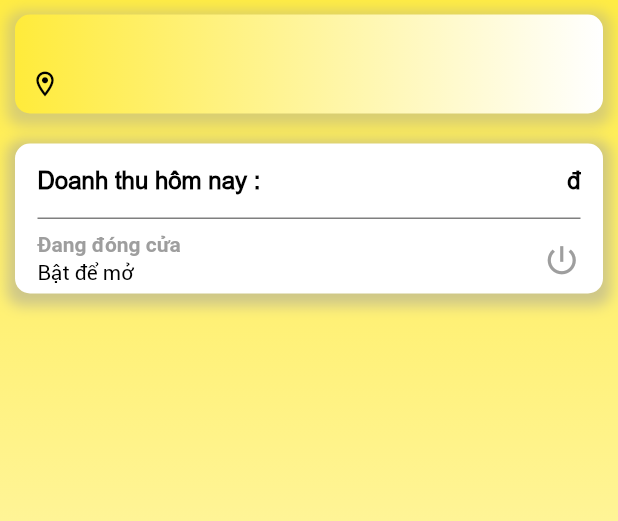
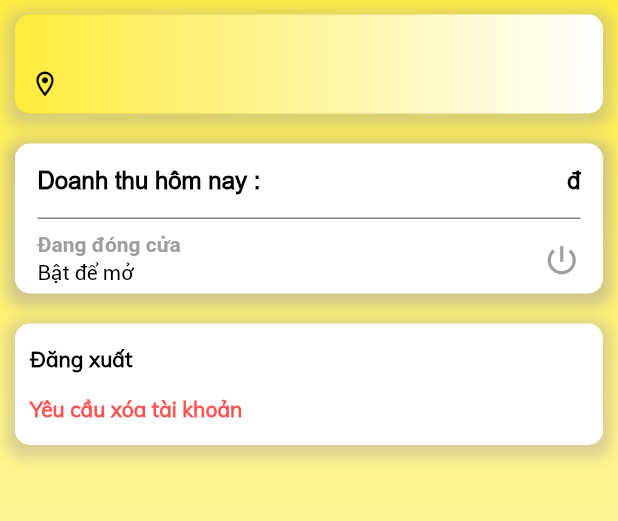
Before and after one commit to laviet2208/masushop, a Flutter app: the main_page screen opened directly, on a phone screen of 412 x 824 dp, the part 53-574 px from its top. Run offline on Flutter 3.47's test engine with Material 2 defaults, Android fonts, the phone set to English and light mode, and no system bars; our stand-ins replace audioplayers, auto_size_text, firebase_core, firebase_database, firebase_storage, fluttertoast and 3 more; accounts and stored records are empty; statements that could not run were skipped.

Commit message:
06/05/2024-20:53

```diff
--- a/lib/MasuMerchant/screen/history_page/complete_order_page.dart
+++ b/lib/MasuMerchant/screen/history_page/complete_order_page.dart
@@ -67,7 +67,8 @@ class _complete_order_pageState extends State<complete_order_page> {
     return Scaffold(
       body: Container(
         decoration: get_usually_decoration_type_2_gradient(),
-        child: ListView.builder(
+        alignment: Alignment.center,
+        child: list.length != 0 ? ListView.builder(
           itemCount: list.length,
           padding: EdgeInsets.only(top: 20),
           itemBuilder: (context, index) {
@@ -76,7 +77,7 @@ class _complete_order_pageState extends State<complete_order_page> {
               child: item_un_complete_order(order: list[index]),
             );
           },
-        ),
+        ) : Text('Hiện chưa có đơn nào', style: TextStyle(color: Colors.black),),
       ),
     );
   }
--- a/lib/MasuMerchant/screen/history_page/un_complete_order_page.dart
+++ b/lib/MasuMerchant/screen/history_page/un_complete_order_page.dart
@@ -48,7 +48,8 @@ class _un_complete_order_pageState extends State<un_complete_order_page> {
     return Scaffold(
       body: Container(
         decoration: get_usually_decoration_type_2_gradient(),
-        child: ListView.builder(
+        alignment: Alignment.center,
+        child: list.length != 0 ? ListView.builder(
           itemCount: list.length,
           padding: EdgeInsets.only(top: 20),
           itemBuilder: (context, index) {
@@ -57,7 +58,7 @@ class _un_complete_order_pageState extends State<un_complete_order_page> {
               child: item_un_complete_order(order: list[index]),
             );
           },
-        ),
+        ) : Text('Hiện chưa có đơn nào', style: TextStyle(color: Colors.black),),
       ),
     );
   }
--- a/lib/MasuMerchant/screen/login_screen/wait_screen.dart
+++ b/lib/MasuMerchant/screen/login_screen/wait_screen.dart
@@ -20,11 +20,11 @@ class _wait_screenState extends State<wait_screen> {
 
   Future<void> getSavedata() async {
     SharedPreferences prefs = await SharedPreferences.getInstance();
-    name = prefs.getString('username');
-    pass = prefs.getString('password');
+    name = await prefs.getString('username');
+    pass = await prefs.getString('password');
     if (name != '' && pass != '' && name != null && pass != null) {
       if (await login_controller.check_have_shop_data(name!)) {
-        await login_controller.get_and_login_shop_account(name!);
+        await login_controller.get_and_login_shop_account(name!, pass!, () {Navigator.pushReplacement(context, MaterialPageRoute(builder: (BuildContext context) => main_screen(),),);}, () {Navigator.pushReplacement(context, MaterialPageRoute(builder: (BuildContext context) => login_screen(),),);});
         if (pass == finalData.shop_account.password) {
           if (finalData.shop_account.lockStatus != 0) {
             finalData.lastOrderTime = DateTime.now();
--- a/lib/MasuMerchant/screen/main_page/main_page.dart
+++ b/lib/MasuMerchant/screen/main_page/main_page.dart
@@ -1,6 +1,9 @@
 import 'package:flutter/material.dart';
 import 'package:masumerchant/MasuMerchant/Data/finalData/finalData.dart';
+import 'package:masumerchant/MasuMerchant/Data/otherData/utils.dart';
 import 'package:masumerchant/MasuMerchant/screen/main_screen/on_off_restaurant.dart';
+
+import '../login_screen/login_screen.dart';
 
 
 class main_page extends StatefulWidget {
@@ -108,7 +111,7 @@ class _main_pageState extends State<main_page> {
                         )
                     ),
 
-                    Container(height: 10,)
+                    Container(height: 10,),
                   ],
                 ),
               ),
@@ -245,6 +248,80 @@ class _main_pageState extends State<main_page> {
                 ),
               ),
             ),
+
+            Container(height: 20,),
+
+            Padding(
+              padding: EdgeInsets.only(left: 10, right: 10),
+              child: Container(
+                decoration: BoxDecoration(
+                  borderRadius: BorderRadius.circular(10),
+                  color: Colors.white,
+                  boxShadow: [
+                    BoxShadow(
+                      color: Colors.grey.withOpacity(0.4), // màu của shadow
+                      spreadRadius: 5, // bán kính của shadow
+                      blurRadius: 7, // độ mờ của shadow
+                      offset: Offset(0, 3), // vị trí của shadow
+                    ),
+                  ],
+                ),
+                child: Column(
+                  mainAxisSize: MainAxisSize.min,
+                  children: [
+                    Container(height: 15,),
+
+                    GestureDetector(
+                      child: Padding(
+                        padding: EdgeInsets.only(left: 10, right: 10),
+                        child: Container(
+                          alignment: Alignment.centerLeft,
+                          child: Text(
+                            'Đăng xuất',
+                            style: TextStyle(
+                              fontWeight: FontWeight.bold,
+                              fontFamily: 'muli',
+                              fontSize: 14,
+                              color: Colors.black,
+                            ),
+                          ),
+                        ),
+                      ),
+                      onTap: () {
+                        Navigator.pushReplacement(context, MaterialPageRoute(builder: (BuildContext context) => login_screen(),),);
+                      },
+                    ),
+
+                    Container(height: 15,),
+
+                    GestureDetector(
+                      child: Padding(
+                        padding: EdgeInsets.only(left: 10, right: 10),
+                        child: Container(
+                          alignment: Alignment.centerLeft,
+                          child: Text(
+                            'Yêu cầu xóa tài khoản',
+                            style: TextStyle(
+                              fontWeight: FontWeight.bold,
+                              fontFamily: 'muli',
+                              fontSize: 14,
+                              color: Colors.redAccent,
+                            ),
+                          ),
+                        ),
+                      ),
+                      onTap: () {
+                        toastMessage('Gửi yêu cầu xóa tài khoản thành công');
+                        Navigator.pushReplacement(context, MaterialPageRoute(builder: (BuildContext context) => login_screen(),),);
+                      },
+                    ),
+
+                    Container(height: 15,)
+                  ],
+                ),
+              ),
+            ),
+
           ],
         ),
       ),
--- a/lib/MasuMerchant/screen/menu_page/menu_page.dart
+++ b/lib/MasuMerchant/screen/menu_page/menu_page.dart
@@ -56,8 +56,8 @@ class _menu_pageState extends State<menu_page> with SingleTickerProviderStateMix
                 color: Colors.yellow,
               ),
               tabs: [
+                Tab(text: 'Danh mục'),
                 Tab(text: 'Món ăn'),
-                Tab(text: 'Danh mục'),
               ],
             ),
           ],
```
Also changed, not shown: lib/MasuMerchant/screen/login_screen/login_controller.dart (+29 -5 lines), lib/MasuMerchant/screen/login_screen/login_screen.dart (+13 -13 lines).
